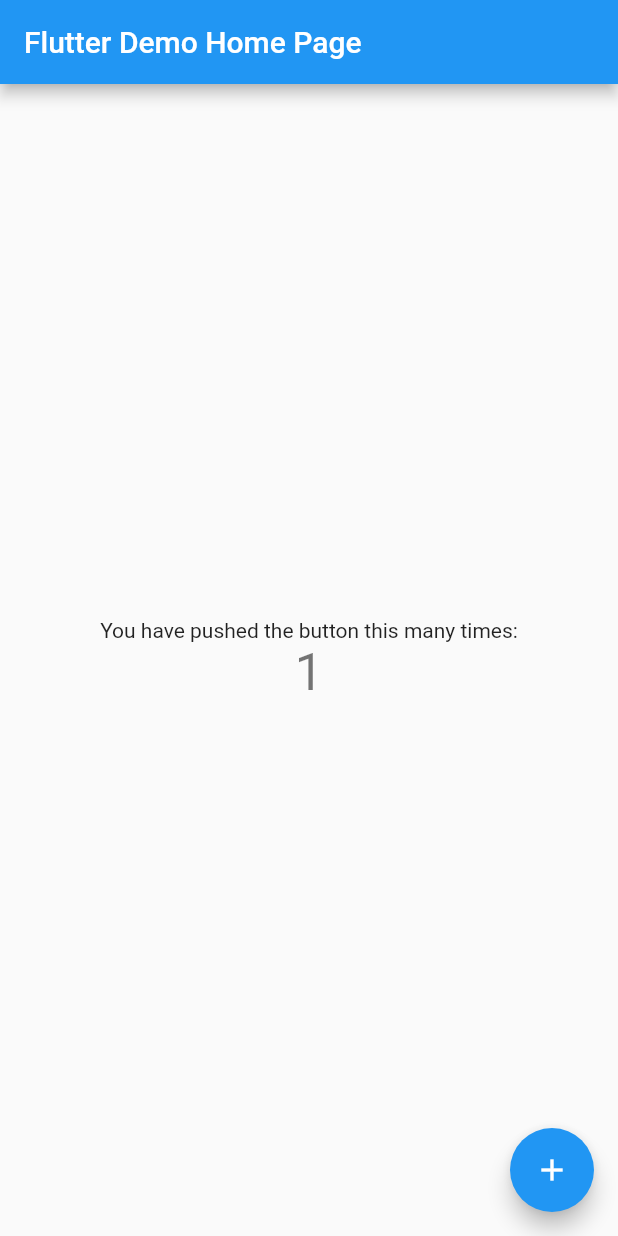
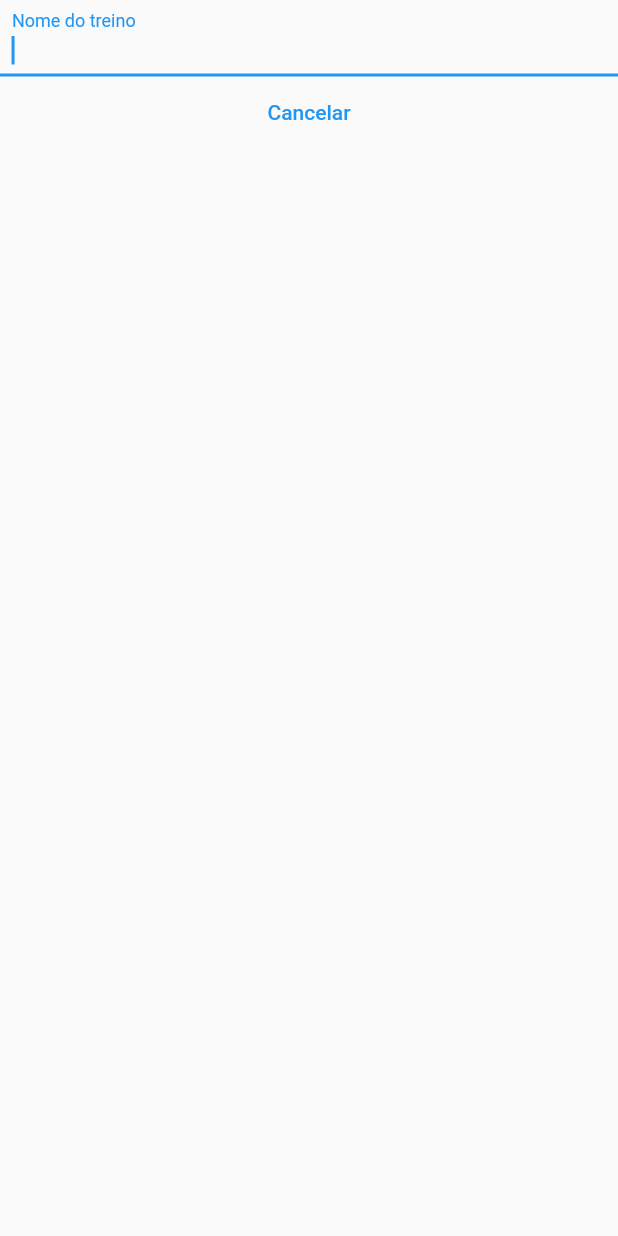
Before and after one commit to guilhermeikeda/meutreino, a Flutter app: the screen it shows after launch, after a tap on the "add" icon, on a phone screen of 412 x 824 dp. Run offline on Flutter 3.47's test engine with Material 2 defaults, Android fonts, the phone set to English and light mode, and no system bars.

Commit message:
Add navegacao inicial

```diff
--- a/meu_treino/lib/main.dart
+++ b/meu_treino/lib/main.dart
@@ -1,117 +1,18 @@
 import 'package:flutter/material.dart';
+
+import 'pages/main.page.dart';
 
 void main() {
   runApp(MyApp());
 }
 
 class MyApp extends StatelessWidget {
-  // This widget is the root of your application.
   @override
   Widget build(BuildContext context) {
     return MaterialApp(
-      title: 'Flutter Demo',
-      theme: ThemeData(
-        // This is the theme of your application.
-        //
-        // Try running your application with "flutter run". You'll see the
-        // application has a blue toolbar. Then, without quitting the app, try
-        // changing the primarySwatch below to Colors.green and then invoke
-        // "hot reload" (press "r" in the console where you ran "flutter run",
-        // or simply save your changes to "hot reload" in a Flutter IDE).
-        // Notice that the counter didn't reset back to zero; the application
-        // is not restarted.
-        primarySwatch: Colors.blue,
-        // This makes the visual density adapt to the platform that you run
-        // the app on. For desktop platforms, the controls will be smaller and
-        // closer together (more dense) than on mobile platforms.
-        visualDensity: VisualDensity.adaptivePlatformDensity,
-      ),
-      home: MyHomePage(title: 'Flutter Demo Home Page'),
+      title: 'Meu Treino',
+      home: MainPage(),
+      debugShowCheckedModeBanner: false,
     );
   }
 }
-
-class MyHomePage extends StatefulWidget {
-  MyHomePage({Key key, this.title}) : super(key: key);
-
-  // This widget is the home page of your application. It is stateful, meaning
-  // that it has a State object (defined below) that contains fields that affect
-  // how it looks.
-
-  // This class is the configuration for the state. It holds the values (in this
-  // case the title) provided by the parent (in this case the App widget) and
-  // used by the build method of the State. Fields in a Widget subclass are
-  // always marked "final".
-
-  final String title;
-
-  @override
-  _MyHomePageState createState() => _MyHomePageState();
-}
-
-class _MyHomePageState extends State<MyHomePage> {
-  int _counter = 0;
-
-  void _incrementCounter() {
-    setState(() {
-      // This call to setState tells the Flutter framework that something has
-      // changed in this State, which causes it to rerun the build method below
-      // so that the display can reflect the updated values. If we changed
-      // _counter without calling setState(), then the build method would not be
-      // called again, and so nothing would appear to happen.
-      _counter++;
-    });
-  }
-
-  @override
-  Widget build(BuildContext context) {
-    // This method is rerun every time setState is called, for instance as done
-    // by the _incrementCounter method above.
-    //
-    // The Flutter framework has been optimized to make rerunning build methods
-    // fast, so that you can just rebuild anything that needs updating rather
-    // than having to individually change instances of widgets.
-    return Scaffold(
-      appBar: AppBar(
-        // Here we take the value from the MyHomePage object that was created by
-        // the App.build method, and use it to set our appbar title.
-        title: Text(widget.title),
-      ),
-      body: Center(
-        // Center is a layout widget. It takes a single child and positions it
-        // in the middle of the parent.
-        child: Column(
-          // Column is also a layout widget. It takes a list of children and
-          // arranges them vertically. By default, it sizes itself to fit its
-          // children horizontally, and tries to be as tall as its parent.
-          //
-          // Invoke "debug painting" (press "p" in the console, choose the
-          // "Toggle Debug Paint" action from the Flutter Inspector in Android
-          // Studio, or the "Toggle Debug Paint" command in Visual Studio Code)
-          // to see the wireframe for each widget.
-          //
-          // Column has various properties to control how it sizes itself and
-          // how it positions its children. Here we use mainAxisAlignment to
-          // center the children vertically; the main axis here is the vertical
-          // axis because Columns are vertical (the cross axis would be
-          // horizontal).
-          mainAxisAlignment: MainAxisAlignment.center,
-          children: <Widget>[
-            Text(
-              'You have pushed the button this many times:',
-            ),
-            Text(
-              '$_counter',
-              style: Theme.of(context).textTheme.headline4,
-            ),
-          ],
-        ),
-      ),
-      floatingActionButton: FloatingActionButton(
-        onPressed: _incrementCounter,
-        tooltip: 'Increment',
-        child: Icon(Icons.add),
-      ), // This trailing comma makes auto-formatting nicer for build methods.
-    );
-  }
-}
--- /dev/null
+++ b/meu_treino/lib/pages/criar-treino/criar-treino.page.dart
@@ -0,0 +1,29 @@
+import 'package:flutter/material.dart';
+import 'package:meu_treino/pages/criar-treino/screens/exercicios/exercicios.screen.dart';
+import 'package:meu_treino/pages/criar-treino/screens/inserir-nome/inserir-nome.screen.dart';
+
+class CriarTreinoPage extends StatelessWidget {
+  @override
+  Widget build(BuildContext context) {
+    return Navigator(
+      initialRoute: 'criar-treino/inserir-nome',
+      onGenerateRoute: (RouteSettings settings) {
+        WidgetBuilder builder;
+
+        switch (settings.name) {
+          case 'criar-treino/inserir-nome':
+            builder = (BuildContext _) => InserirNomeScreen(
+                  onCancel: () => Navigator.of(context).pop(),
+                );
+            break;
+          case 'criar-treino/exercicios':
+            builder = (BuildContext _) => ExerciciosScreen();
+            break;
+          default:
+            throw Exception('Rota invalida: ${settings.name}');
+        }
+        return MaterialPageRoute(builder: builder, settings: settings);
+      },
+    );
+  }
+}
--- /dev/null
+++ b/meu_treino/lib/pages/criar-treino/screens/exercicios/exercicios.screen.dart
@@ -0,0 +1,15 @@
+import 'package:flutter/material.dart';
+
+class ExerciciosScreen extends StatelessWidget {
+  @override
+  Widget build(BuildContext context) {
+    return Scaffold(
+      body: Center(
+        child: TextButton(
+          child: Text('Voltar'),
+          onPressed: () => Navigator.of(context).pop(),
+        ),
+      ),
+    );
+  }
+}
--- /dev/null
+++ b/meu_treino/lib/pages/criar-treino/screens/inserir-nome/inserir-nome.screen.dart
@@ -0,0 +1,38 @@
+import 'package:flutter/material.dart';
+
+class InserirNomeScreen extends StatelessWidget {
+  InserirNomeScreen({
+    @required this.onCancel,
+  });
+
+  final VoidCallback onCancel;
+
+  final controller = TextEditingController();
+
+  @override
+  Widget build(BuildContext context) {
+    return Scaffold(
+      body: SafeArea(
+        child: Column(
+          children: [
+            TextField(
+              controller: controller,
+              autofocus: true,
+              textInputAction: TextInputAction.done,
+              decoration: const InputDecoration(
+                labelText: 'Nome do treino',
+                contentPadding: EdgeInsets.all(8),
+              ),
+              onSubmitted: (_) =>
+                  {Navigator.of(context).pushNamed('criar-treino/exercicios')},
+            ),
+            TextButton(
+              child: Text('Cancelar'),
+              onPressed: onCancel,
+            ),
+          ],
+        ),
+      ),
+    );
+  }
+}
--- /dev/null
+++ b/meu_treino/lib/pages/historico-treino/historico-treino.page.dart
@@ -0,0 +1,14 @@
+import 'package:flutter/material.dart';
+
+class HistoricoTreinoPage extends StatelessWidget {
+  @override
+  Widget build(BuildContext context) {
+    return Scaffold(
+      backgroundColor: Colors.white,
+      appBar: AppBar(
+        title: Text('Histórico de Treinos'),
+        backgroundColor: Colors.blue,
+      ),
+    );
+  }
+}
--- /dev/null
+++ b/meu_treino/lib/pages/main.page.dart
@@ -0,0 +1,52 @@
+import 'package:flutter/material.dart';
+
+import 'selecionar-treino/selecionar-treino.page.dart';
+import 'historico-treino/historico-treino.page.dart';
+
+class MainPage extends StatefulWidget {
+  @override
+  _MainPageState createState() => _MainPageState();
+}
+
+class _MainPageState extends State<MainPage>
+    with TickerProviderStateMixin<MainPage> {
+  int _currentIndex = 0;
+
+  @override
+  Widget build(BuildContext context) {
+    return Scaffold(
+      body: SafeArea(
+        top: false,
+        child: IndexedStack(
+          index: _currentIndex,
+          children: _meuTreinoScreens.map((e) => e.destino).toList(),
+        ),
+      ),
+      bottomNavigationBar: BottomNavigationBar(
+        currentIndex: _currentIndex,
+        onTap: (index) => setState(() => _currentIndex = index),
+        items: _meuTreinoScreens
+            .map(
+              (destination) => BottomNavigationBarItem(
+                label: destination.title,
+                icon: Icon(destination.icon),
+                backgroundColor: Colors.white70,
+              ),
+            )
+            .toList(),
+      ),
+    );
+  }
+}
+
+class Destination {
+  Destination(this.destino, this.icon, this.title);
+  Widget destino;
+  IconData icon;
+  String title;
+}
+
+List<Destination> _meuTreinoScreens = List.of([
+  Destination(SelecionarTreinoPage(), Icons.fitness_center, 'Treinar'),
+  Destination(HistoricoTreinoPage(), Icons.history, 'Histórico'),
+]);
--- /dev/null
+++ b/meu_treino/lib/pages/selecionar-treino/selecionar-treino.page.dart
@@ -0,0 +1,21 @@
+import 'package:flutter/material.dart';
+import '../criar-treino/criar-treino.page.dart';
+
+class SelecionarTreinoPage extends StatelessWidget {
+  @override
+  Widget build(BuildContext context) {
+    return Scaffold(
+      appBar: AppBar(
+        title: Text('Selecionar Treino'),
+      ),
+      backgroundColor: Colors.white,
+      floatingActionButton: FloatingActionButton(
+        child: Icon(Icons.add),
+        onPressed: () {
+          Navigator.push(context,
+              MaterialPageRoute(builder: (context) => CriarTreinoPage()));
+        },
+      ),
+    );
+  }
+}
--- a/meu_treino/pubspec.yaml
+++ b/meu_treino/pubspec.yaml
@@ -23,7 +23,8 @@ environment:
 dependencies:
   flutter:
     sdk: flutter
-
+  mobx: ^1.2.1+4
+  flutter_mobx: ^1.1.0+2
 
   # The following adds the Cupertino Icons font to your application.
   # Use with the CupertinoIcons class for iOS style icons.
@@ -32,6 +33,8 @@ dependencies:
 dev_dependencies:
   flutter_test:
     sdk: flutter
+  build_runner: ^1.10.4
+  mobx_codegen: ^1.1.1+3
 
 # For information on the generic Dart part of this file, see the
 # following page: https://dart.dev/tools/pub/pubspec
```
Also changed, not shown: meu_treino/lib/theme/style.dart (added), meu_treino/pubspec.lock, 1 other file.
